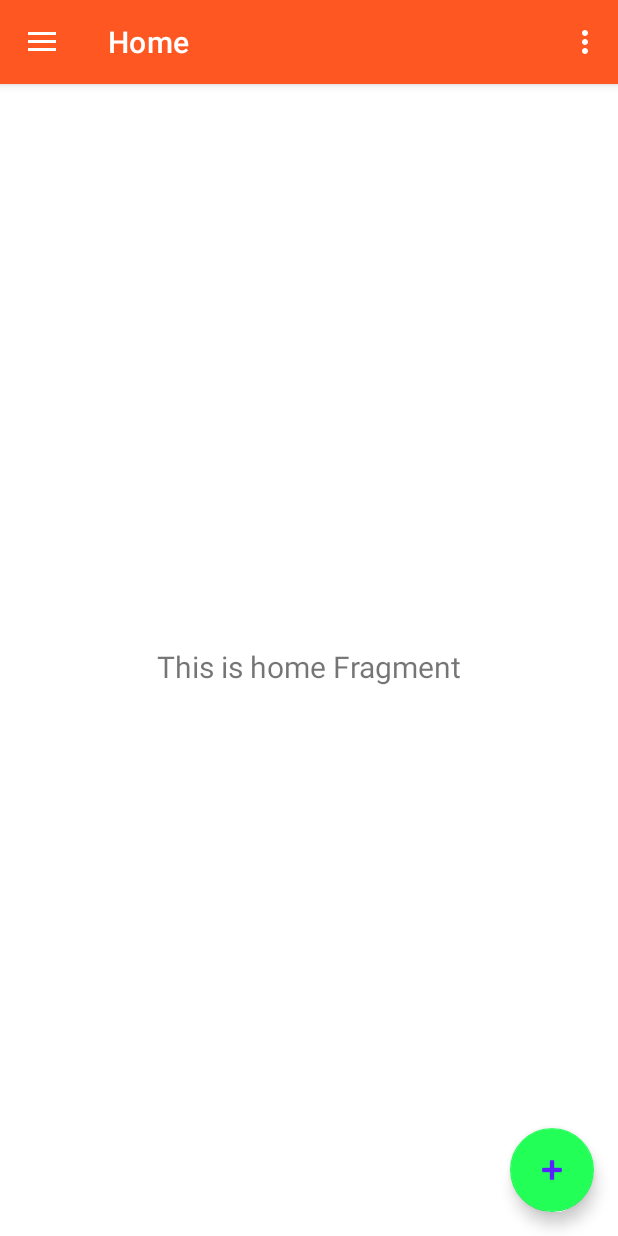
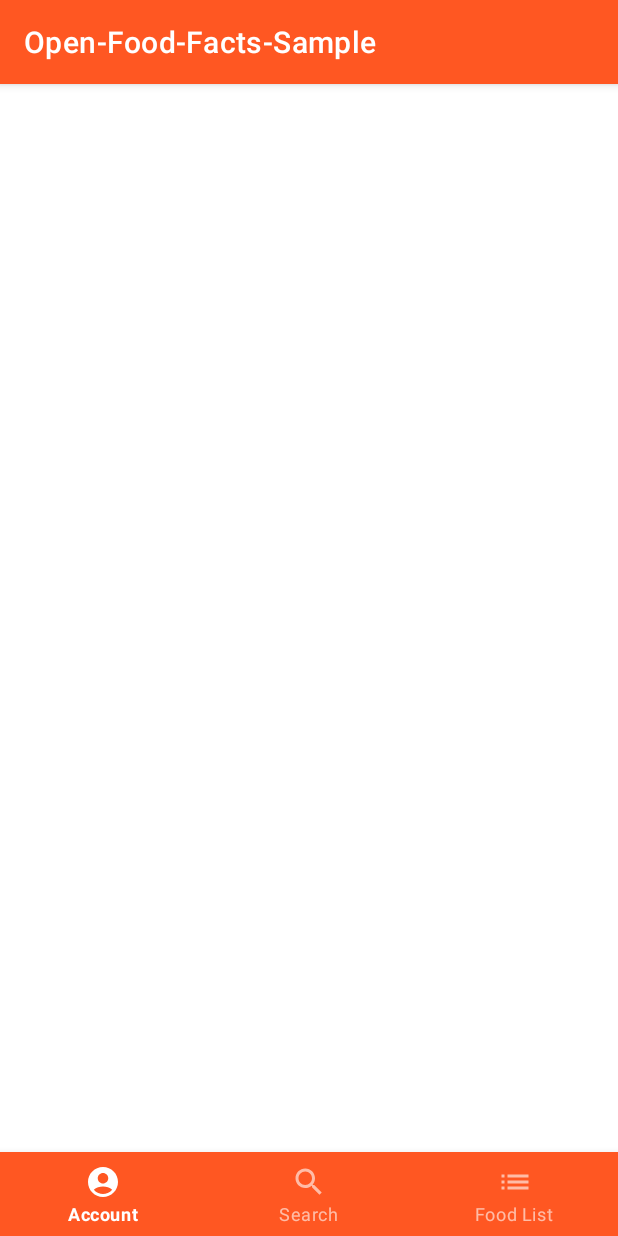
Before and after one commit to gmzucolo/open-food-sample, an Android app: the screen it shows after launch (NavigationActivity before the commit, MainActivity after it), on a phone screen of 412 x 824 dp. Run offline under Robolectric (Android 15) with nearby library versions, the phone set to English and light mode, and no system bars; our stand-ins replace navigation-ui; 2 statements that could not run were skipped.

Commit message:
doing bottom navigation

```diff
--- a/app/build.gradle
+++ b/app/build.gradle
@@ -44,6 +44,7 @@ dependencies {
     implementation 'androidx.lifecycle:lifecycle-viewmodel-ktx:2.5.1'
     implementation 'androidx.navigation:navigation-fragment-ktx:2.5.1'
     implementation 'androidx.navigation:navigation-ui-ktx:2.5.1'
+    implementation 'com.google.android.material:material:1.6.1'
     testImplementation 'junit:junit:4.13.2'
     androidTestImplementation 'androidx.test.ext:junit:1.1.3'
     androidTestImplementation 'androidx.test.espresso:espresso-core:3.4.0'
--- a/app/src/main/java/com/example/open_food_facts_sample/MainActivity.kt
+++ b/app/src/main/java/com/example/open_food_facts_sample/MainActivity.kt
@@ -1,11 +1,41 @@
 package com.example.open_food_facts_sample
 
+import android.content.Intent
+import android.os.Bundle
 import androidx.appcompat.app.AppCompatActivity
-import android.os.Bundle
+import androidx.navigation.fragment.findNavController
+import androidx.navigation.ui.setupWithNavController
+import com.example.open_food_facts_sample.databinding.ActivityMainBinding
+import com.example.open_food_facts_sample.ui.NavigationActivity
+import com.google.android.material.bottomnavigation.BottomNavigationView
 
 class MainActivity : AppCompatActivity() {
+
+    private lateinit var binding: ActivityMainBinding
+    private val navController by lazy {
+        supportFragmentManager.findFragmentById(R.id.nav_host_fragment_content_navigation)!!.findNavController()
+    }
+
     override fun onCreate(savedInstanceState: Bundle?) {
         super.onCreate(savedInstanceState)
-        setContentView(R.layout.activity_main)
+
+        binding = ActivityMainBinding.inflate(layoutInflater)
+        setContentView(binding.root)
+
+        setTheme()
+        setupBottomNavigation()
+    }
+
+    private fun setupBottomNavigation() {
+        //TODO fazer igual a NavigationActivity
+        with(binding.bottomNavigation) { setupWithNavController(navController) }
+    }
+
+    private fun setTheme() {
+    }
+
+    private fun openAccountNavigationOptions() {
+        val intent = Intent(this@MainActivity, NavigationActivity::class.java)
+        startActivity(intent)
     }
 }
--- a/app/src/main/java/com/example/open_food_facts_sample/ui/SplashActivity.kt
+++ b/app/src/main/java/com/example/open_food_facts_sample/ui/SplashActivity.kt
@@ -4,6 +4,7 @@ import android.content.Intent
 import android.os.Bundle
 import android.os.Handler
 import androidx.appcompat.app.AppCompatActivity
+import com.example.open_food_facts_sample.MainActivity
 import com.example.open_food_facts_sample.R
 
 
@@ -19,7 +20,7 @@ class SplashActivity : AppCompatActivity() {
     }
 
     private fun openHomeFragment() {
-        val intent = Intent(this@SplashActivity, NavigationActivity::class.java)
+        val intent = Intent(this@SplashActivity, MainActivity::class.java)
         startActivity(intent)
         finish()
     }
--- /dev/null
+++ b/app/src/main/res/drawable/ic_account.xml
@@ -0,0 +1,5 @@
+<vector android:height="24dp" android:tint="#000000"
+    android:viewportHeight="24" android:viewportWidth="24"
+    android:width="24dp" xmlns:android="http://schemas.android.com/apk/res/android">
+    <path android:fillColor="@android:color/white" android:pathData="M12,2C6.48,2 2,6.48 2,12s4.48,10 10,10s10,-4.48 10,-10S17.52,2 12,2zM12,6c1.93,0 3.5,1.57 3.5,3.5S13.93,13 12,13s-3.5,-1.57 -3.5,-3.5S10.07,6 12,6zM12,20c-2.03,0 -4.43,-0.82 -6.14,-2.88C7.55,15.8 9.68,15 12,15s4.45,0.8 6.14,2.12C16.43,19.18 14.03,20 12,20z"/>
+</vector>
--- /dev/null
+++ b/app/src/main/res/drawable/ic_list.xml
@@ -0,0 +1,5 @@
+<vector android:height="24dp" android:tint="#000000"
+    android:viewportHeight="24" android:viewportWidth="24"
+    android:width="24dp" xmlns:android="http://schemas.android.com/apk/res/android">
+    <path android:fillColor="@android:color/white" android:pathData="M3,13h2v-2L3,11v2zM3,17h2v-2L3,15v2zM3,9h2L5,7L3,7v2zM7,13h14v-2L7,11v2zM7,17h14v-2L7,15v2zM7,7v2h14L21,7L7,7z"/>
+</vector>
--- /dev/null
+++ b/app/src/main/res/drawable/ic_search.xml
@@ -0,0 +1,5 @@
+<vector android:height="24dp" android:tint="#000000"
+    android:viewportHeight="24" android:viewportWidth="24"
+    android:width="24dp" xmlns:android="http://schemas.android.com/apk/res/android">
+    <path android:fillColor="@android:color/white" android:pathData="M15.5,14h-0.79l-0.28,-0.27C15.41,12.59 16,11.11 16,9.5 16,5.91 13.09,3 9.5,3S3,5.91 3,9.5 5.91,16 9.5,16c1.61,0 3.09,-0.59 4.23,-1.57l0.27,0.28v0.79l5,4.99L20.49,19l-4.99,-5zM9.5,14C7.01,14 5,11.99 5,9.5S7.01,5 9.5,5 14,7.01 14,9.5 11.99,14 9.5,14z"/>
+</vector>
--- a/app/src/main/res/layout/activity_main.xml
+++ b/app/src/main/res/layout/activity_main.xml
@@ -6,13 +6,15 @@
     android:layout_height="match_parent"
     tools:context=".MainActivity">
 
-    <TextView
-        android:layout_width="wrap_content"
-        android:layout_height="wrap_content"
-        android:text="Hello World!"
+    <com.google.android.material.bottomnavigation.BottomNavigationView xmlns:android="http://schemas.android.com/apk/res/android"
+        android:id="@+id/bottom_navigation"
+        style="@style/Widget.MaterialComponents.BottomNavigationView.Colored"
+        android:layout_width="match_parent"
+        android:layout_height="56dp"
+        android:layout_gravity="bottom"
         app:layout_constraintBottom_toBottomOf="parent"
         app:layout_constraintEnd_toEndOf="parent"
         app:layout_constraintStart_toStartOf="parent"
-        app:layout_constraintTop_toTopOf="parent" />
+        app:menu="@menu/bottom_navigation_items" />
 
 </androidx.constraintlayout.widget.ConstraintLayout>
--- /dev/null
+++ b/app/src/main/res/menu/bottom_navigation_items.xml
@@ -0,0 +1,15 @@
+<?xml version="1.0" encoding="utf-8"?>
+<menu xmlns:android="http://schemas.android.com/apk/res/android">
+    <item
+        android:id="@+id/nav_account"
+        android:icon="@drawable/ic_account"
+        android:title="Account" />
+    <item
+        android:id="@+id/nav_home"
+        android:icon="@drawable/ic_search"
+        android:title="Search" />
+    <item
+        android:id="@+id/nav_food"
+        android:icon="@drawable/ic_list"
+        android:title="Food List" />
+</menu>
```
